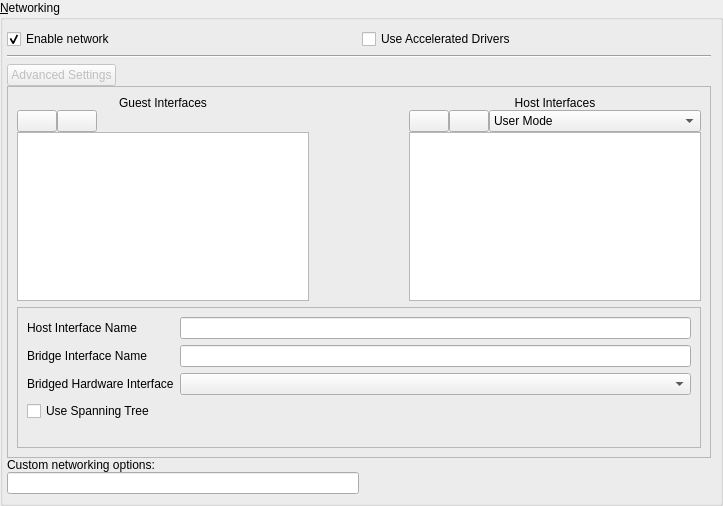
Qt form ui/networkpage.ui (uwolfer/qtemu) before a commit.
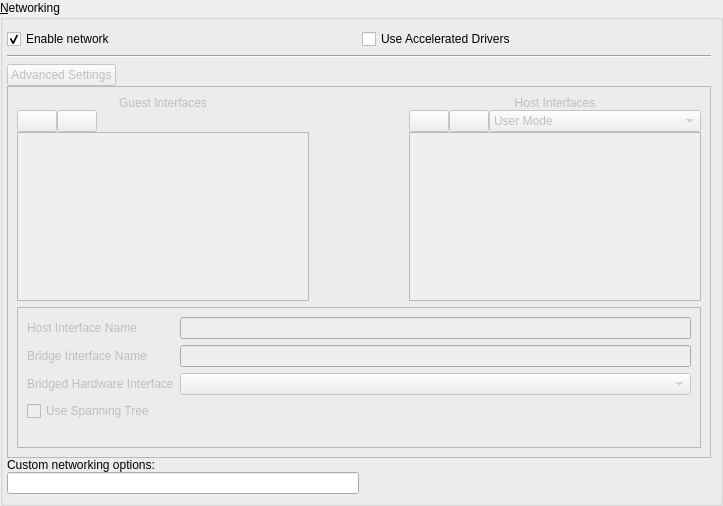
The same form after that commit. The open tabs and pages were chosen to show the change. Icons and pictures are not drawn.

What changed in the file:
```diff
--- a/ui/networkpage.ui
+++ b/ui/networkpage.ui
@@ -108,6 +108,9 @@
           <layout class="QHBoxLayout" name="horizontalLayout_24" >
            <item>
             <widget class="QStackedWidget" name="networkStack" >
+             <property name="enabled" >
+              <bool>false</bool>
+             </property>
              <property name="frameShape" >
               <enum>QFrame::StyledPanel</enum>
              </property>
@@ -618,7 +621,7 @@
                      <item row="3" column="0" >
                       <widget class="QCheckBox" name="spanningCheck" >
                        <property name="enabled" >
-                        <bool>true</bool>
+                        <bool>false</bool>
                        </property>
                        <property name="text" >
                         <string>Use Spanning Tree</string>
```
Left out of the diff: 15 changed lines with no effect on the pictures.
